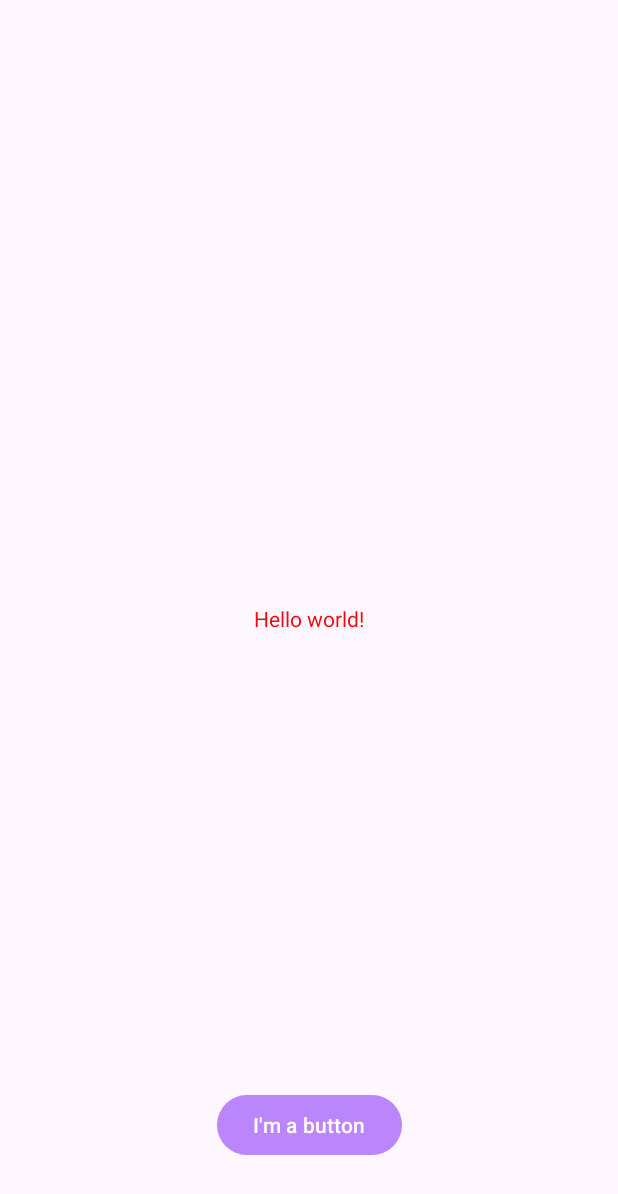
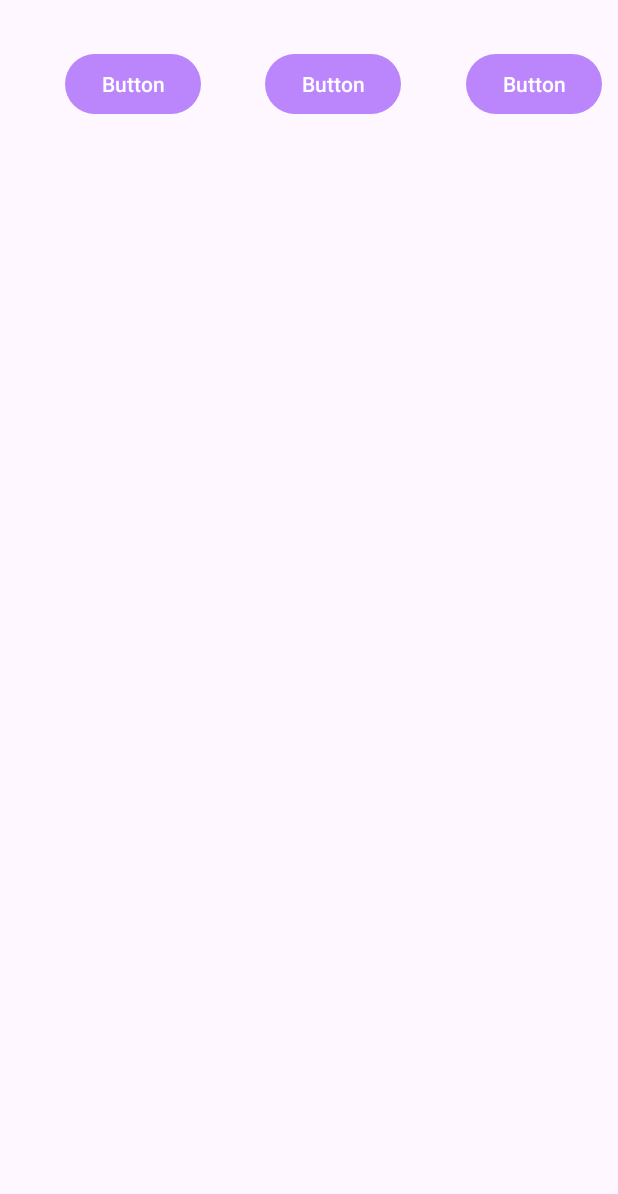
Before and after one commit to Jamie621/MyAndroidLabs, an Android app: the screen it shows after launch (MainActivity), on a phone screen of 412 x 824 dp. Shown: the top 1194 px of the screen. Run offline under Robolectric (Android 15) with nearby library versions, the phone set to English and light mode, and no system bars.

Commit message:
Finished step 2

```diff
--- a/app/src/main/res/layout/activity_main.xml
+++ b/app/src/main/res/layout/activity_main.xml
@@ -6,24 +6,37 @@
     android:layout_height="match_parent"
     tools:context=".MainActivity">
 
-    <TextView
+    <Button
+        android:id="@+id/button1"
         android:layout_width="wrap_content"
         android:layout_height="wrap_content"
-        android:text="@string/hello_message"
-
-        app:layout_constraintBottom_toBottomOf="parent"
-        app:layout_constraintEnd_toEndOf="parent"
+        android:layout_marginStart="32dp"
+        android:layout_marginTop="32dp"
+        android:text="Button"
+        app:layout_constraintEnd_toStartOf="@+id/button3"
+        app:layout_constraintHorizontal_bias="0.5"
         app:layout_constraintStart_toStartOf="parent"
         app:layout_constraintTop_toTopOf="parent" />
 
     <Button
+        android:id="@+id/button3"
         android:layout_width="wrap_content"
         android:layout_height="wrap_content"
-        android:layout_marginBottom="50dp"
-        android:text="@string/button_message"
-        app:layout_constraintBottom_toBottomOf="parent"
+        android:layout_marginStart="32dp"
+        android:text="Button"
+        app:layout_constraintEnd_toStartOf="@+id/button4"
+        app:layout_constraintHorizontal_bias="0.5"
+        app:layout_constraintStart_toEndOf="@+id/button1"
+        app:layout_constraintTop_toTopOf="@+id/button1" />
+
+    <Button
+        android:id="@+id/button4"
+        android:layout_width="wrap_content"
+        android:layout_height="wrap_content"
+        android:layout_marginStart="32dp"
+        android:text="Button"
         app:layout_constraintEnd_toEndOf="parent"
         app:layout_constraintHorizontal_bias="0.5"
-        app:layout_constraintStart_toStartOf="parent" />
-
+        app:layout_constraintStart_toEndOf="@+id/button3"
+        app:layout_constraintTop_toTopOf="@+id/button3" />
 </androidx.constraintlayout.widget.ConstraintLayout>
```
